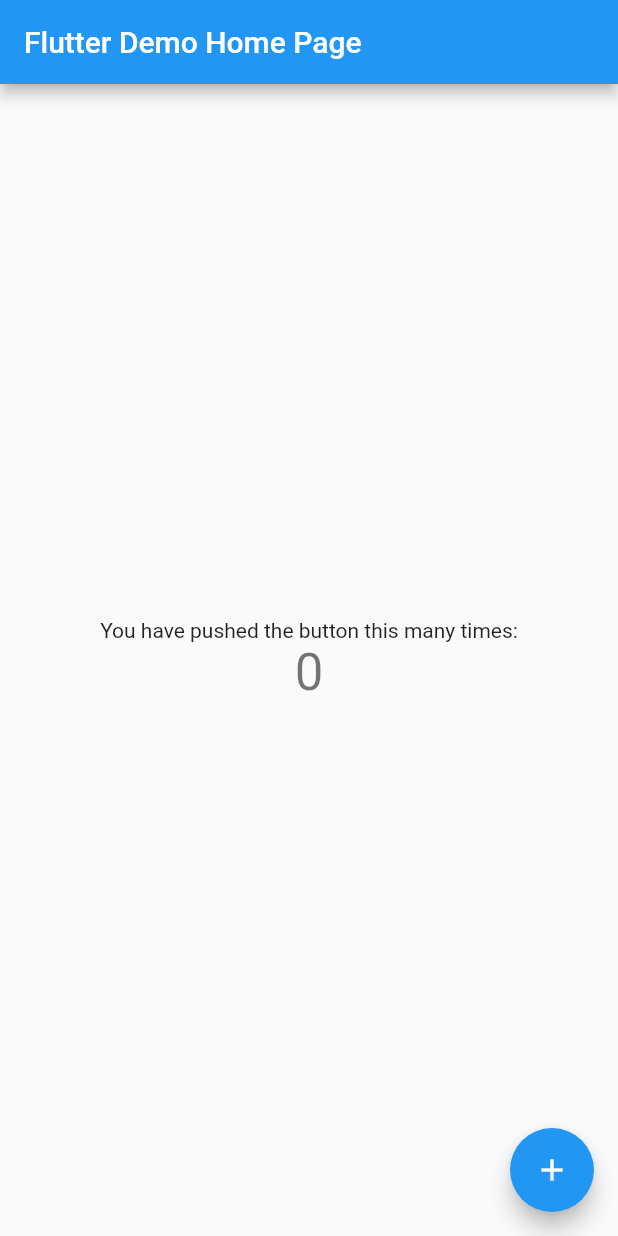
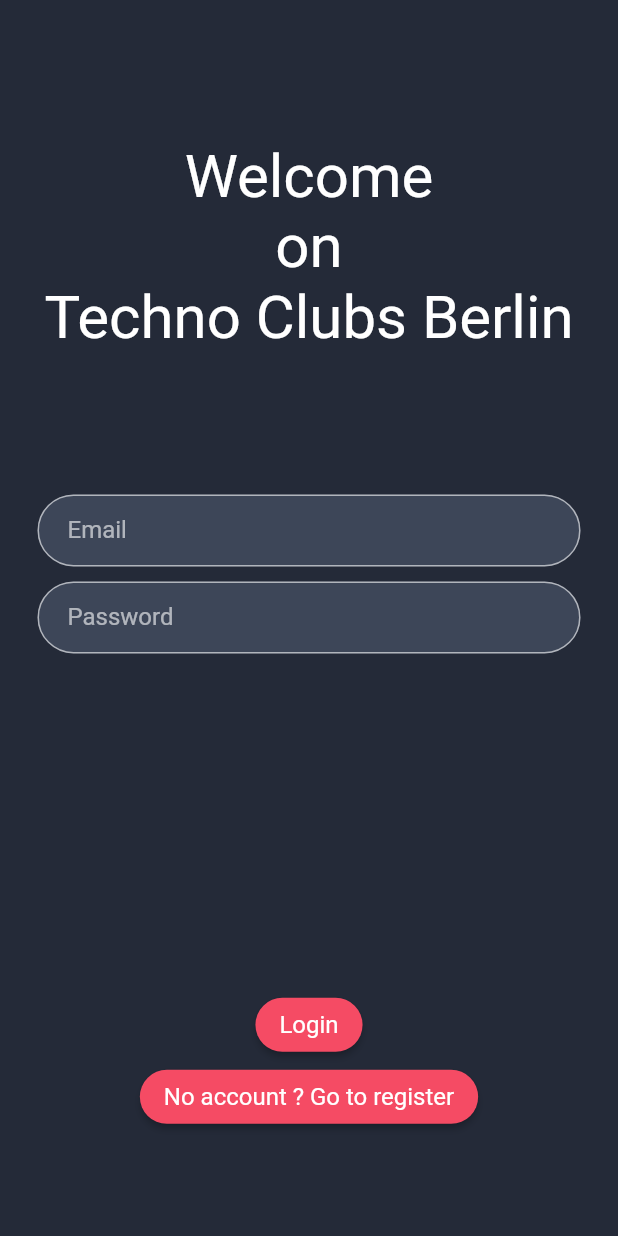
Before and after one commit to tadam-m/M-Flutter-II, a Flutter app: the screen it shows after launch, on a phone screen of 412 x 824 dp. Run offline on Flutter 3.47's test engine with Material 2 defaults, Android fonts, the phone set to English and light mode, and no system bars; our stand-ins replace audioplayers, get, google_fonts.

```diff
--- /dev/null
+++ b/lib/components/auth/login_form.dart
@@ -0,0 +1,37 @@
+import 'package:flutter/material.dart';
+
+class LoginForm extends StatelessWidget {
+  const LoginForm({
+    Key? key,
+    required this.emailController,
+    required this.passwordController,
+  }) : super(key: key);
+
+  final TextEditingController emailController;
+  final TextEditingController passwordController;
+
+  @override
+  Widget build(BuildContext context) {
+    return Scaffold(
+      body: Padding(
+        padding: const EdgeInsets.symmetric(horizontal: 25),
+        child: Column(
+          children: <Widget>[
+            TextField(
+              controller: emailController,
+              decoration: const InputDecoration(labelText: 'Email'),
+            ),
+            Padding(
+              padding: const EdgeInsets.only(top: 10.0),
+              child: TextField(
+                controller: passwordController,
+                decoration: const InputDecoration(labelText: 'Password'),
+                obscureText: true,
+              ),
+            ),
+          ],
+        ),
+      ),
+    );
+  }
+}
--- /dev/null
+++ b/lib/constants/colors.dart
@@ -0,0 +1,7 @@
+import 'package:flutter/material.dart';
+
+const Color kSecondaryColor = Color(0xFF242A38);
+const Color kDarkGrey = Color(0xFF4E586E);
+const Color kPrimaryGradient1 = Color(0xFFF54B64);
+const Color kPrimaryGradient2 = Color(0xFFF78361);
+const Color kBottonNavigationMenu = Color(0xFF20242F);
--- /dev/null
+++ b/lib/constants/routes.dart
@@ -0,0 +1,5 @@
+const String homeRoute = '/home';
+const String loginRoute = '/login';
+const String registerRoute = '/register';
+const String articleRoute = '/article';
+const String createRoute = '/create';
--- a/lib/main.dart
+++ b/lib/main.dart
@@ -1,115 +1,47 @@
 import 'package:flutter/material.dart';
+import 'package:get/get.dart';
+import 'package:techno_clubs_berlin/screens/auth/register_screen.dart';
+
+import 'package:techno_clubs_berlin/themes/themes.dart';
+import 'package:techno_clubs_berlin/screens/splash_screen.dart';
+import 'package:techno_clubs_berlin/screens/auth/login_screen.dart';
+
+import 'constants/routes.dart';
 
 void main() {
-  runApp(const MyApp());
+  runApp(const Routing());
 }
 
-class MyApp extends StatelessWidget {
-  const MyApp({Key? key}) : super(key: key);
+class Routing extends StatelessWidget {
+  const Routing({Key? key}) : super(key: key);
 
-  // This widget is the root of your application.
   @override
   Widget build(BuildContext context) {
-    return MaterialApp(
-      title: 'Flutter Demo',
-      theme: ThemeData(
-        // This is the theme of your application.
-        //
-        // Try running your application with "flutter run". You'll see the
-        // application has a blue toolbar. Then, without quitting the app, try
-        // changing the primarySwatch below to Colors.green and then invoke
-        // "hot reload" (press "r" in the console where you ran "flutter run",
-        // or simply save your changes to "hot reload" in a Flutter IDE).
-        // Notice that the counter didn't reset back to zero; the application
-        // is not restarted.
-        primarySwatch: Colors.blue,
-      ),
-      home: const MyHomePage(title: 'Flutter Demo Home Page'),
+    return GetMaterialApp(
+      theme: Themes().darkTheme,
+      initialRoute: '/',
+      getPages: <GetPage<dynamic>>[
+        GetPage<SplashScreen>(
+          name: '/',
+          page: () => const SplashScreen(),
+        ),
+        GetPage<LoginScreen>(
+          name: loginRoute,
+          page: () => const LoginScreen(),
+        ),
+        GetPage<RegisterScreen>(
+          name: registerRoute,
+          page: () => RegisterScreen(),
+        ),
+        // GetPage<LoginScreen>(
+        //   name: loginRoute,
+        //   page: () => LoginScreen(),
+        // ),
+        // GetPage<RegisterScreen>(
+        //   name: registerRoute,
+        //   page: () => RegisterScreen(),
+        // ),
+      ],
     );
   }
 }
-
-class MyHomePage extends StatefulWidget {
-  const MyHomePage({Key? key, required this.title}) : super(key: key);
-
-  // This widget is the home page of your application. It is stateful, meaning
-  // that it has a State object (defined below) that contains fields that affect
-  // how it looks.
-
-  // This class is the configuration for the state. It holds the values (in this
-  // case the title) provided by the parent (in this case the App widget) and
-  // used by the build method of the State. Fields in a Widget subclass are
-  // always marked "final".
-
-  final String title;
-
-  @override
-  State<MyHomePage> createState() => _MyHomePageState();
-}
-
-class _MyHomePageState extends State<MyHomePage> {
-  int _counter = 0;
-
-  void _incrementCounter() {
-    setState(() {
-      // This call to setState tells the Flutter framework that something has
-      // changed in this State, which causes it to rerun the build method below
-      // so that the display can reflect the updated values. If we changed
-      // _counter without calling setState(), then the build method would not be
-      // called again, and so nothing would appear to happen.
-      _counter++;
-    });
-  }
-
-  @override
-  Widget build(BuildContext context) {
-    // This method is rerun every time setState is called, for instance as done
-    // by the _incrementCounter method above.
-    //
-    // The Flutter framework has been optimized to make rerunning build methods
-    // fast, so that you can just rebuild anything that needs updating rather
-    // than having to individually change instances of widgets.
-    return Scaffold(
-      appBar: AppBar(
-        // Here we take the value from the MyHomePage object that was created by
-        // the App.build method, and use it to set our appbar title.
-        title: Text(widget.title),
-      ),
-      body: Center(
-        // Center is a layout widget. It takes a single child and positions it
-        // in the middle of the parent.
-        child: Column(
-          // Column is also a layout widget. It takes a list of children and
-          // arranges them vertically. By default, it sizes itself to fit its
-          // children horizontally, and tries to be as tall as its parent.
-          //
-          // Invoke "debug painting" (press "p" in the console, choose the
-          // "Toggle Debug Paint" action from the Flutter Inspector in Android
-          // Studio, or the "Toggle Debug Paint" command in Visual Studio Code)
-          // to see the wireframe for each widget.
-          //
-          // Column has various properties to control how it sizes itself and
-          // how it positions its children. Here we use mainAxisAlignment to
-          // center the children vertically; the main axis here is the vertical
-          // axis because Columns are vertical (the cross axis would be
-          // horizontal).
-          mainAxisAlignment: MainAxisAlignment.center,
-          children: <Widget>[
-            const Text(
-              'You have pushed the button this many times:',
-            ),
-            Text(
-              '$_counter',
-              style: Theme.of(context).textTheme.headline4,
-            ),
-          ],
-        ),
-      ),
-      floatingActionButton: FloatingActionButton(
-        onPressed: _incrementCounter,
-        tooltip: 'Increment',
-        child: const Icon(Icons.add),
-      ), // This trailing comma makes auto-formatting nicer for build methods.
-    );
-  }
-}
--- /dev/null
+++ b/lib/models/model.dart
@@ -0,0 +1,18 @@
+import 'dart:math';
+import 'dart:convert';
+
+String randomId(int len) {
+  Random random = Random.secure();
+  List<int> values = List<int>.generate(len, (int i) => random.nextInt(255));
+  return base64UrlEncode(values);
+}
+
+abstract class Model {
+  String id;
+
+  Model({String? id}) : id = id ?? randomId(15);
+
+  Model.fromJson(Map<String, dynamic> json) : id = json['id'];
+
+  Map<String, dynamic> toJson();
+}
--- /dev/null
+++ b/lib/models/user.dart
@@ -0,0 +1,43 @@
+import 'dart:convert';
+import 'dart:io';
+import 'dart:typed_data';
+
+import 'model.dart';
+
+class User extends Model {
+  String name;
+  String email;
+  String password;
+  Uint8List? picture;
+
+  User({
+    String? id,
+    required this.name,
+    required this.email,
+    required this.password,
+    File? picture,
+  })  : picture = picture?.readAsBytesSync(),
+        super(id: id);
+
+  @override
+  User.fromJson(Map<String, dynamic> json)
+      : name = json['name'],
+        email = json['email'],
+        password = json['password'],
+        picture =
+        json['picture'] != null ? base64Decode(json['picture']) : null,
+        super.fromJson(json);
+
+  @override
+  Map<String, dynamic> toJson() => <String, dynamic>{
+    'name': name,
+    'email': email,
+    'password': password,
+    'picture': picture != null ? base64Encode(picture!) : null,
+    'id': id,
+  };
+
+  void updatePicture(File picture) {
+    this.picture = picture.readAsBytesSync();
+  }
+}
--- /dev/null
+++ b/lib/screens/auth/login_screen.dart
@@ -0,0 +1,131 @@
+import 'dart:convert';
+import 'dart:developer';
+import 'package:get/get.dart';
+import 'package:flutter/material.dart';
+import 'package:http/http.dart' as http;
+
+import 'package:techno_clubs_berlin/components/auth/login_form.dart';
+import 'package:techno_clubs_berlin/constants/routes.dart';
+
+class LoginScreen extends StatefulWidget {
+  const LoginScreen({Key? key}) : super(key: key);
+
+  @override
+  _LoginScreenState createState() => _LoginScreenState();
+}
+
+class _LoginScreenState extends State<LoginScreen> {
+  final TextEditingController _emailController = TextEditingController();
+  final TextEditingController _passwordController = TextEditingController();
+  bool _isLoading = false;
+
+  signIn() async {
+    if (_emailController.text.isEmpty || _passwordController.text.isEmpty) {
+      Get.snackbar('Error', 'Please verify your informations');
+      return;
+    }
+
+    Map data = {
+      'email': _emailController.text,
+      'password': _passwordController.text
+    };
+
+    var response = await http.post("YOUR_BASE_URL", body: data);
+    if(response.statusCode == 200) {
+      var jsonResponse = json.decode(response.body);
+      if(jsonResponse) {
+        setState(() {
+          _isLoading = false;
+        });
+        log ("Login succeffuly ! ");
+        Get.snackbar('Login Success', 'logged in as');
+      }
+    } else {
+        setState(() {
+          _isLoading = false;
+        });
+        Get.snackbar('Login failed', 'wrong credentials');
+        log(response.body);
+    }
+  }
+
+ /* void login() {
+    if (_emailController.text.isEmpty || _passwordController.text.isEmpty) {
+      Get.snackbar('Error', 'Please verify your informations');
+      return;
+    }
+*//*    User? user = userController.login(
+      _emailController.text,
+      _passwordController.text,
+    );
+    if (user == null) {
+      Get.snackbar('Login failed', 'wrong credentials');
+    } else {
+      Get.snackbar('Login Success', 'logged in as ${user.name}');*//*
+      // Get.offNamed(homeRoute);
+    //}
+  }*/
+
+  @override
+  Widget build(BuildContext context) {
+    return Scaffold(
+      body: _isLoading ? const Center(child: CircularProgressIndicator()) : LayoutBuilder(
+        builder: (BuildContext context, BoxConstraints viewportConstraints) {
+          return SingleChildScrollView(
+            child: ConstrainedBox(
+              constraints: BoxConstraints(
+                minHeight: viewportConstraints.maxHeight,
+              ),
+              child: IntrinsicHeight(
+                child: Column(
+                  children: <Widget>[
+                    Expanded(
+                      flex: 2,
+                      child: Container(
+                        alignment: Alignment.center,
+                        child: const Text(
+                          'Welcome\non\nTechno Clubs Berlin',
+                          textAlign: TextAlign.center,
+                          style: TextStyle(fontSize: 40.0),
+                        ),
+                      ),
+                    ),
+                    Expanded(
+                      flex: 2,
+                      child: Container(
+                        alignment: Alignment.center,
+                        child: LoginForm(
+                          emailController: _emailController,
+                          passwordController: _passwordController,
+                        ),
+                      ),
+                    ),
+                    Expanded(
+                      flex: 1,
+                      child: Container(
+                        alignment: Alignment.center,
+                        child: Column(
+                          children: <Widget>[
+                            ElevatedButton(
+                              onPressed: () => log('data: Pressed Button 1'),
+                              //onPressed: login,
+                              child: const Text('Login'),
+                            ),
+                            ElevatedButton(
+                              onPressed: () => Get.offNamed(registerRoute),
+                              child: const Text('No account ? Go to register'),
+                            ),
+                          ],
+                        ),
+                      ),
+                    ),
+                  ],
+                ),
+              ),
+            ),
+          );
+        },
+      ),
+    );
+  }
+}
--- /dev/null
+++ b/lib/themes/themes.dart
@@ -0,0 +1,70 @@
+import 'package:flutter/material.dart';
+import 'package:google_fonts/google_fonts.dart';
+import 'package:techno_clubs_berlin/constants/colors.dart';
+
+class Themes {
+  final ThemeData darkTheme = ThemeData.dark().copyWith(
+    primaryColor: kSecondaryColor,
+    scaffoldBackgroundColor: kSecondaryColor,
+    cardColor: kDarkGrey,
+    bottomNavigationBarTheme: BottomNavigationBarThemeData(
+      backgroundColor: kBottonNavigationMenu,
+      unselectedItemColor: kDarkGrey,
+      selectedItemColor: kPrimaryGradient1.withOpacity(0.8),
+    ),
+    textTheme: TextTheme(
+      headline1: GoogleFonts.montserrat(
+        fontSize: 30,
+        color: Colors.white,
+      ),
+      headline2: GoogleFonts.montserrat(
+        fontSize: 18,
+        color: Colors.white,
+      ),
+      headline3: GoogleFonts.montserrat(
+        fontSize: 20,
+        color: Colors.white,
+      ),
+      bodyText1: GoogleFonts.montserrat(
+        fontSize: 15,
+        color: Colors.white,
+      ),
+    ),
+    iconTheme: const IconThemeData(
+      color: Colors.white,
+    ),
+    elevatedButtonTheme: ElevatedButtonThemeData(
+      style: ButtonStyle(
+          shape: MaterialStateProperty.all<RoundedRectangleBorder>(
+            RoundedRectangleBorder(
+              borderRadius: BorderRadius.circular(20.0),
+            ),
+          ),
+          textStyle: MaterialStateProperty.all<TextStyle?>(
+            const TextStyle(fontSize: 16),
+          ),
+          backgroundColor: MaterialStateProperty.all<Color>(kPrimaryGradient1)),
+    ),
+    inputDecorationTheme: InputDecorationTheme(
+      fillColor: kDarkGrey.withOpacity(0.6),
+      filled: true,
+      contentPadding: const EdgeInsets.only(left: 20),
+      border: const OutlineInputBorder(
+        borderRadius: BorderRadius.all(Radius.circular(50)),
+        // borderSide: BorderSide(color: kSecondaryColor),
+      ),
+      errorBorder: OutlineInputBorder(
+        borderSide: const BorderSide(color: Colors.red),
+        borderRadius: BorderRadius.circular(50.0),
+      ),
+      focusedBorder: const OutlineInputBorder(
+        borderSide: BorderSide(
+          color: Colors.white,
+        ),
+        borderRadius: BorderRadius.all(
+          Radius.circular(50),
+        ),
+      ),
+    ),
+  );
+}
--- a/pubspec.yaml
+++ b/pubspec.yaml
@@ -36,6 +36,10 @@ dependencies:
   cupertino_icons: ^1.0.2
   mockito: ^5.0.16
   http: ^0.13.4
+  get: ^4.3.8
+  get_storage: ^2.0.3
+  audioplayers: ^0.20.1
+  google_fonts: ^2.1.0
 
 dev_dependencies:
   flutter_test:
```
Also changed, not shown: lib/components/auth/register_form.dart (added, +46 -0 lines), lib/screens/auth/register_screen.dart (added, +101 -0 lines), lib/screens/splash_screen.dart (added, +57 -0 lines), pubspec.lock, 2 other files.
